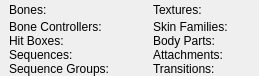
Qt form src/tools/hlmv/ui/assets/studiomodel/dockpanels/StudioModelModelInfoPanel.ui (SamVanheer/HalfLifeAssetManager) before a commit.
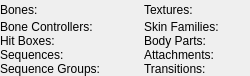
The same form after that commit.

Commit message: Use consistent padding between tab widget left edge & dockpanel widgets

Patch:
```diff
--- a/src/tools/hlmv/ui/assets/studiomodel/dockpanels/StudioModelModelInfoPanel.ui
+++ b/src/tools/hlmv/ui/assets/studiomodel/dockpanels/StudioModelModelInfoPanel.ui
@@ -6,7 +6,7 @@
    <rect>
     <x>0</x>
     <y>0</y>
-    <width>244</width>
+    <width>235</width>
     <height>74</height>
    </rect>
   </property>
@@ -15,7 +15,7 @@
   </property>
   <layout class="QGridLayout" name="gridLayout">
    <property name="leftMargin">
-    <number>9</number>
+    <number>0</number>
    </property>
    <property name="topMargin">
     <number>0</number>
```
The commit also changes 1 other file.
